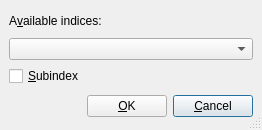
Before: the Qt Designer form src/frontends/qt4/ui/PrintindexUi.ui in cburschka/lyx, drawn with Qt 5.
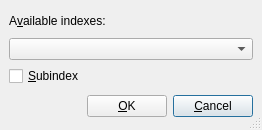
After: the same form once the commit is applied.

Commit message: indices -> indexes.

Patch:
```diff
--- a/src/frontends/qt4/ui/PrintindexUi.ui
+++ b/src/frontends/qt4/ui/PrintindexUi.ui
@@ -76,7 +76,7 @@
      <item>
       <widget class="QLabel" name="indicesLA" >
        <property name="text" >
-        <string>A&amp;vailable indices:</string>
+        <string>A&amp;vailable indexes:</string>
        </property>
        <property name="buddy" >
         <cstring>indicesCO</cstring>
```
The commit also changes 4 other files.
